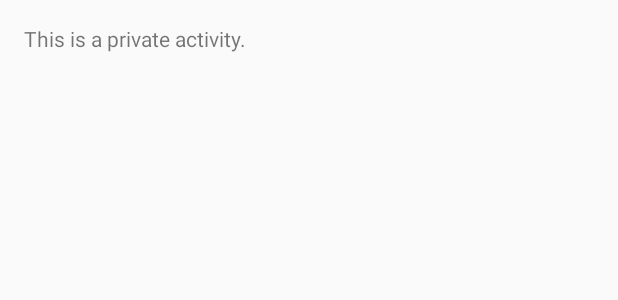
After one commit to bitstadium/HockeySDK-AndroidDemo, an Android app: the layout activity_private.xml on its own in the app's theme, with its tools: preview values and no code run, on a phone screen of 412 x 824 dp. The commit adds this screen. Shown: the top 300 px of the screen. Run offline under Robolectric (Android 15) with nearby library versions, the phone set to English and light mode, and no system bars.

Commit message:
Reorganize package, add private activity

```diff
--- a/src/main/java/net/hockeyapp/hockeysdksample/MainActivity.java
+++ b/src/main/java/net/hockeyapp/demo/android/MainActivity.java
@@ -1,4 +1,4 @@
-package net.hockeyapp.hockeysdksample;
+package net.hockeyapp.demo.android;
 
 import android.os.Bundle;
 import android.support.v7.app.AppCompatActivity;
--- /dev/null
+++ b/src/main/res/layout/activity_private.xml
@@ -0,0 +1,17 @@
+<LinearLayout xmlns:android="http://schemas.android.com/apk/res/android"
+    xmlns:tools="http://schemas.android.com/tools"
+    android:layout_width="match_parent"
+    android:layout_height="match_parent"
+    android:paddingLeft="@dimen/activity_horizontal_margin"
+    android:paddingRight="@dimen/activity_horizontal_margin"
+    android:paddingTop="@dimen/activity_vertical_margin"
+    android:paddingBottom="@dimen/activity_vertical_margin"
+    tools:context=".PrivateActivity"
+    android:orientation="vertical">
+
+    <TextView
+        android:layout_width="wrap_content"
+        android:layout_height="wrap_content"
+        android:text="@string/private_activity_subline" />
+
+</LinearLayout>
--- a/src/main/res/values/strings.xml
+++ b/src/main/res/values/strings.xml
@@ -1,5 +1,7 @@
 <resources>
     <string name="app_name">HockeyApp Demo</string>
+
+    <!-- Main Activity -->
 
     <string name="section_crash_reporting">Crash Reporting</string>
     <string name="section_update">Updates</string>
@@ -11,4 +13,11 @@
     <string name="action_feedback">Send Feedback</string>
     <string name="action_feedback_screenshot">Enable Screenshot for Feedback</string>
     <string name="action_login">Login</string>
+
+    <!-- Private Activity -->
+    <string name="title_activity_private">Private Activity</string>
+
+    <string name="private_activity_subline">This is a private activity.</string>
+
+
 </resources>
```
Also changed, not shown: src/main/AndroidManifest.xml (+15 -3 lines), src/main/java/net/hockeyapp/demo/android/PrivateActivity.java (added, +15 -0 lines).
